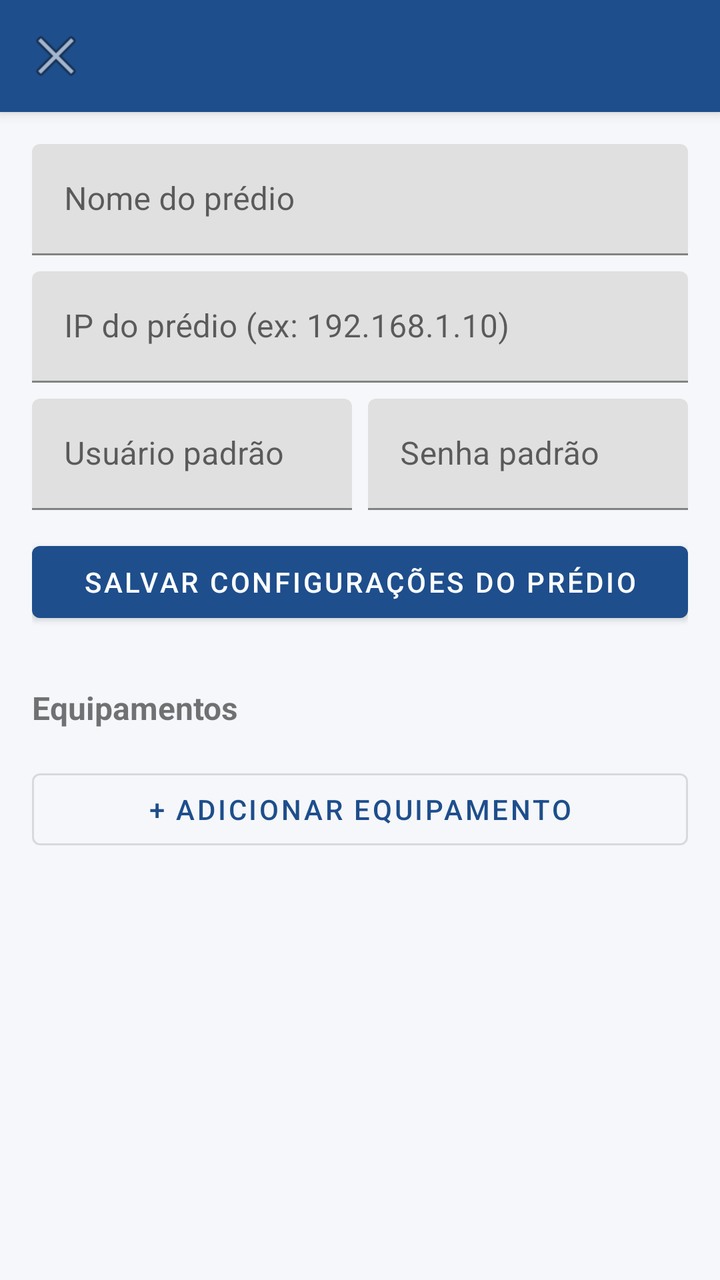
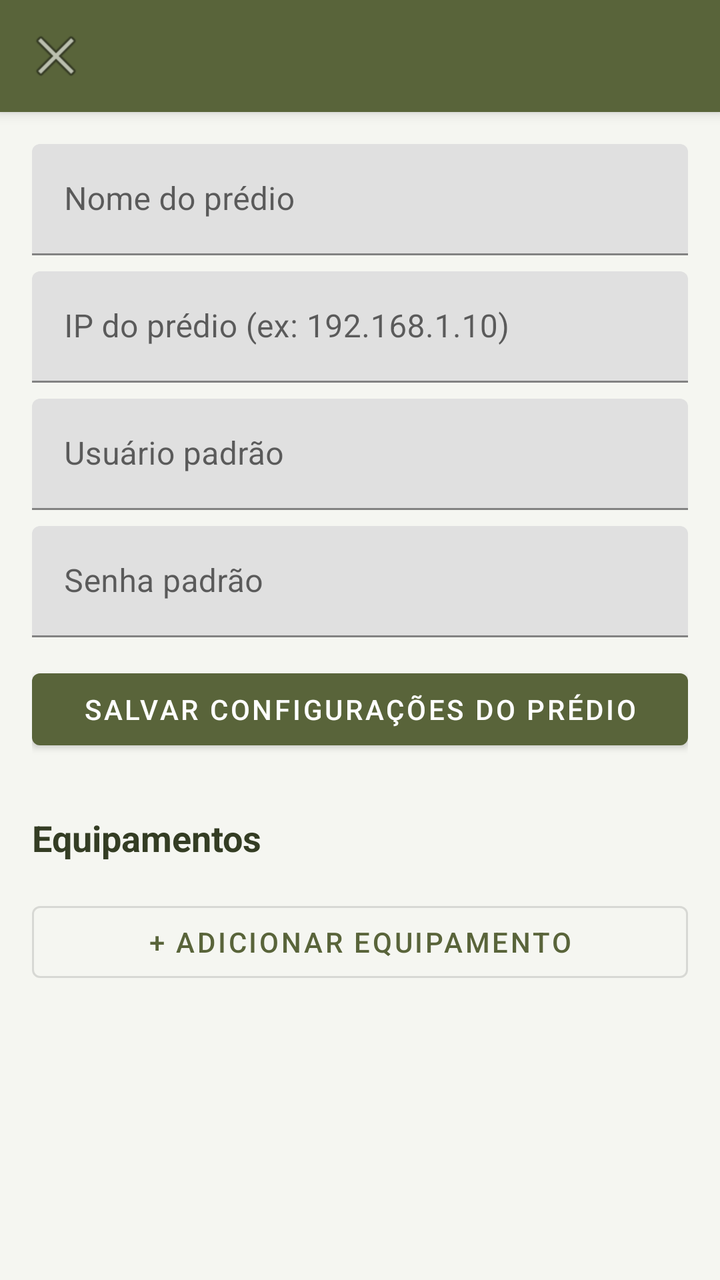

The first picture is an Android layout as it rendered before a commit; the second is the same layout after the commit. The layout source and the unified diff follow.
<!-- AndroidManifest.xml: application theme Theme.FacialApp -->
<!-- res/layout/activity_config_predio.xml -->
<?xml version="1.0" encoding="utf-8"?>
<androidx.coordinatorlayout.widget.CoordinatorLayout
    xmlns:android="http://schemas.android.com/apk/res/android"
    xmlns:app="http://schemas.android.com/apk/res-auto"
    android:layout_width="match_parent"
    android:layout_height="match_parent">

    <com.google.android.material.appbar.AppBarLayout
        android:layout_width="match_parent"
        android:layout_height="wrap_content">
        <androidx.appcompat.widget.Toolbar
            android:id="@+id/toolbar"
            android:layout_width="match_parent"
            android:layout_height="?attr/actionBarSize"
            android:background="@color/primary"
            android:title="Configurações do prédio"
            android:titleTextColor="#FFFFFF"
            app:navigationIcon="@android:drawable/ic_menu_close_clear_cancel" />
    </com.google.android.material.appbar.AppBarLayout>

    <androidx.core.widget.NestedScrollView
        android:layout_width="match_parent"
        android:layout_height="match_parent"
        app:layout_behavior="@string/appbar_scrolling_view_behavior">

        <LinearLayout
            android:layout_width="match_parent"
            android:layout_height="wrap_content"
            android:orientation="vertical"
            android:padding="16dp">

            <com.google.android.material.textfield.TextInputLayout
                android:layout_width="match_parent" android:layout_height="wrap_content"
                android:hint="Nome do prédio">
                <com.google.android.material.textfield.TextInputEditText
                    android:id="@+id/editNomePredio" android:layout_width="match_parent" android:layout_height="wrap_content" />
            </com.google.android.material.textfield.TextInputLayout>

            <com.google.android.material.textfield.TextInputLayout
                android:layout_width="match_parent" android:layout_height="wrap_content"
                android:hint="IP do prédio (ex: 192.168.1.10)" android:layout_marginTop="8dp">
                <com.google.android.material.textfield.TextInputEditText
                    android:id="@+id/editIpPredio" android:layout_width="match_parent" android:layout_height="wrap_content" />
            </com.google.android.material.textfield.TextInputLayout>

            <LinearLayout
                android:layout_width="match_parent"
                android:layout_height="wrap_content"
                android:orientation="horizontal"
                android:layout_marginTop="8dp">

                <com.google.android.material.textfield.TextInputLayout
                    android:layout_width="0dp" android:layout_weight="1" android:layout_height="wrap_content"
                    android:hint="Usuário padrão">
                    <com.google.android.material.textfield.TextInputEditText
                        android:id="@+id/editUsuarioPredio" android:layout_width="match_parent" android:layout_height="wrap_content" />
                </com.google.android.material.textfield.TextInputLayout>

                <com.google.android.material.textfield.TextInputLayout
                    android:layout_width="0dp" android:layout_weight="1" android:layout_height="wrap_content"
                    android:layout_marginStart="8dp"
                    android:hint="Senha padrão">
                    <com.google.android.material.textfield.TextInputEditText
                        android:id="@+id/editSenhaPredio" android:layout_width="match_parent" android:layout_height="wrap_content"
                        android:inputType="textPassword" />
                </com.google.android.material.textfield.TextInputLayout>
            </LinearLayout>

            <com.google.android.material.button.MaterialButton
                android:id="@+id/btnSalvarPredio"
                android:layout_width="match_parent"
                android:layout_height="wrap_content"
                android:layout_marginTop="12dp"
                android:text="Salvar configurações do prédio" />

            <TextView
                android:text="Equipamentos"
                android:textStyle="bold"
                android:textSize="16sp"
                android:layout_marginTop="28dp"
                android:layout_width="wrap_content"
                android:layout_height="wrap_content" />

            <androidx.recyclerview.widget.RecyclerView
                android:id="@+id/recyclerEquipamentos"
                android:layout_width="match_parent"
                android:layout_height="wrap_content"
                android:nestedScrollingEnabled="false"
                android:layout_marginTop="8dp" />

            <com.google.android.material.button.MaterialButton
                android:id="@+id/btnAddEquipamento"
                style="@style/Widget.MaterialComponents.Button.OutlinedButton"
                android:layout_width="match_parent"
                android:layout_height="wrap_content"
                android:layout_marginTop="8dp"
                android:text="+ Adicionar equipamento" />

        </LinearLayout>
    </androidx.core.widget.NestedScrollView>
</androidx.coordinatorlayout.widget.CoordinatorLayout>
<!-- resources referenced by this layout -->
<resources>
  <color name="primary">#1E4E8C</color>
  <style name="Theme.FacialApp" parent="Theme.MaterialComponents.Light.NoActionBar">
          <item name="colorPrimary">@color/primary</item>
          <item name="colorPrimaryDark">@color/primary_dark</item>
          <item name="colorAccent">@color/accent</item>
          <item name="android:windowBackground">@color/background</item>
      </style>
  <color name="primary_dark">#12315A</color>
  <color name="accent">#F2994A</color>
  <color name="background">#F5F7FA</color>
</resources>

<!-- the commit's change to res/layout/activity_config_predio.xml (unified diff, before → after) -->
@@ -46,19 +46,19 @@
             <LinearLayout
                 android:layout_width="match_parent"
                 android:layout_height="wrap_content"
-                android:orientation="horizontal"
+                android:orientation="vertical"
                 android:layout_marginTop="8dp">
 
                 <com.google.android.material.textfield.TextInputLayout
-                    android:layout_width="0dp" android:layout_weight="1" android:layout_height="wrap_content"
+                    android:layout_width="match_parent" android:layout_height="wrap_content"
                     android:hint="Usuário padrão">
                     <com.google.android.material.textfield.TextInputEditText
                         android:id="@+id/editUsuarioPredio" android:layout_width="match_parent" android:layout_height="wrap_content" />
                 </com.google.android.material.textfield.TextInputLayout>
 
                 <com.google.android.material.textfield.TextInputLayout
-                    android:layout_width="0dp" android:layout_weight="1" android:layout_height="wrap_content"
-                    android:layout_marginStart="8dp"
+                    android:layout_width="match_parent" android:layout_height="wrap_content"
+                    android:layout_marginTop="8dp"
                     android:hint="Senha padrão">
                     <com.google.android.material.textfield.TextInputEditText
                         android:id="@+id/editSenhaPredio" android:layout_width="match_parent" android:layout_height="wrap_content"
@@ -75,8 +75,9 @@
 
             <TextView
                 android:text="Equipamentos"
+                android:textColor="@color/primary_dark"
                 android:textStyle="bold"
-                android:textSize="16sp"
+                android:textSize="18sp"
                 android:layout_marginTop="28dp"
                 android:layout_width="wrap_content"
                 android:layout_height="wrap_content" />
<!-- resource entries referenced after the edit -->
@@ -1,14 +1,14 @@
 <!-- resources referenced by this layout -->
 <resources>
-  <color name="primary">#1E4E8C</color>
+  <color name="primary">#59643A</color>
   <style name="Theme.FacialApp" parent="Theme.MaterialComponents.Light.NoActionBar">
           <item name="colorPrimary">@color/primary</item>
           <item name="colorPrimaryDark">@color/primary_dark</item>
           <item name="colorAccent">@color/accent</item>
           <item name="android:windowBackground">@color/background</item>
       </style>
-  <color name="primary_dark">#12315A</color>
-  <color name="accent">#F2994A</color>
-  <color name="background">#F5F7FA</color>
+  <color name="primary_dark">#343D24</color>
+  <color name="accent">#89965A</color>
+  <color name="background">#F5F6F1</color>
 </resources>
 
